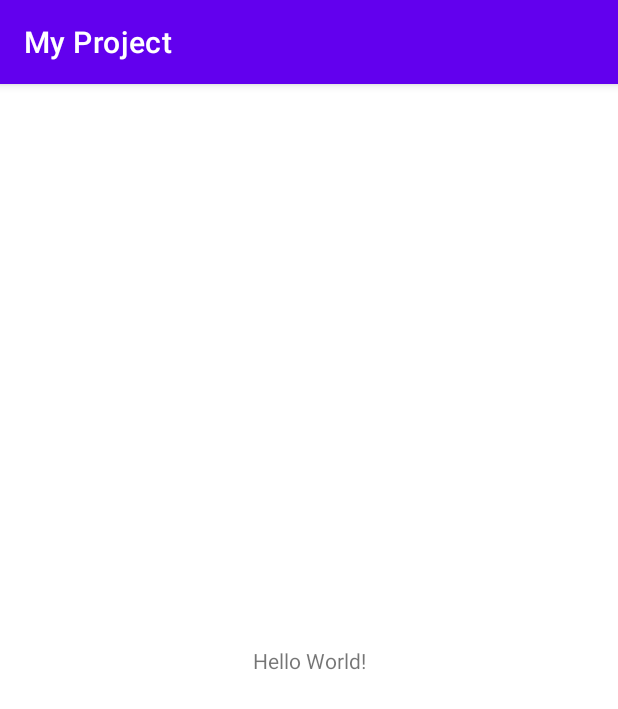
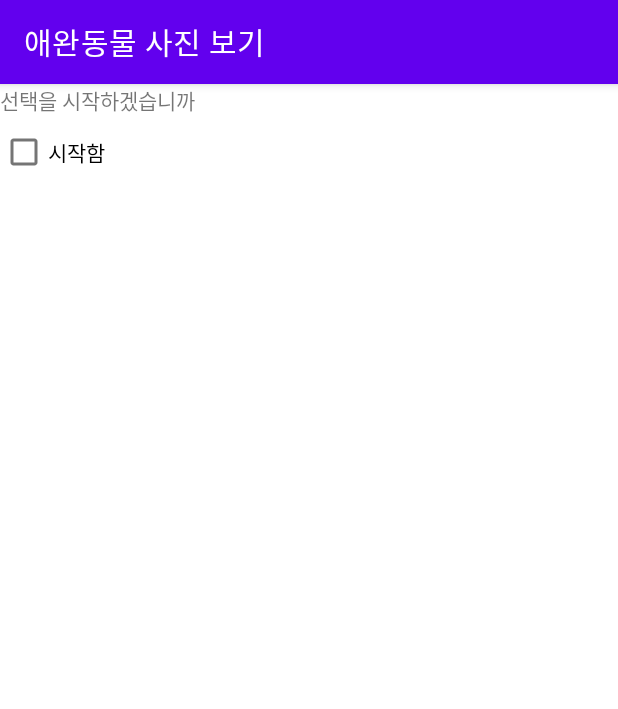
Before and after one commit to prich0707/project1, an Android app: the screen it shows after launch (MainActivity), on a phone screen of 412 x 824 dp. Shown: the top 709 px of the screen. Run offline under Robolectric (Android 15) with nearby library versions, the phone set to English and light mode, and no system bars.

Commit message:
init 초기상태 2021.7.14 by kiup

```diff
--- a/app/src/main/java/com/example/myproject/MainActivity.java
+++ b/app/src/main/java/com/example/myproject/MainActivity.java
@@ -3,12 +3,77 @@ package com.example.myproject;
 import androidx.appcompat.app.AppCompatActivity;
 
 import android.os.Bundle;
+import android.view.View;
+import android.widget.Button;
+import android.widget.CheckBox;
+import android.widget.CompoundButton;
+import android.widget.ImageView;
+import android.widget.RadioButton;
+import android.widget.RadioGroup;
+import android.widget.TextView;
+import android.widget.Toast;
+
 
 public class MainActivity extends AppCompatActivity {
 
+    TextView text1,text2;
+    CheckBox chkAgree;
+    RadioGroup Rgroup;
+    RadioButton Dog,Cat,Rabbit;
+    Button btn;
+    ImageView img;
     @Override
     protected void onCreate(Bundle savedInstanceState) {
         super.onCreate(savedInstanceState);
         setContentView(R.layout.activity_main);
+        setTitle("애완동물 사진 보기");
+
+        text1=findViewById(R.id.Text1);
+        chkAgree = findViewById(R.id.ChkAgree);
+
+        text2=findViewById(R.id.Text2);
+        Rgroup=findViewById(R.id.Rgroup);
+        Dog=findViewById(R.id.Dog);
+        Cat=findViewById(R.id.Cat);
+        Rabbit=findViewById(R.id.Rabbit);
+
+        btn=findViewById(R.id.Btn);
+        img=findViewById(R.id.Img);
+
+        chkAgree.setOnCheckedChangeListener(new CompoundButton.OnCheckedChangeListener() {
+            @Override
+            public void onCheckedChanged(CompoundButton buttonView, boolean isChecked) {
+                if(chkAgree.isChecked()==true){
+                    text2.setVisibility(View.VISIBLE);
+                    Rgroup.setVisibility(View.VISIBLE);
+                    btn.setVisibility(View.VISIBLE);
+                    img.setVisibility(View.VISIBLE);
+                }
+                else{
+                    text2.setVisibility(View.INVISIBLE);
+                    Rgroup.setVisibility(View.INVISIBLE);
+                    btn.setVisibility(View.INVISIBLE);
+                    img.setVisibility(View.INVISIBLE);
+                }
+            }
+        });
+
+        btn.setOnClickListener(new View.OnClickListener(){
+            public void onClick(View arg0){
+                switch (Rgroup.getCheckedRadioButtonId()){
+                    case R.id.Dog:
+                        img.setImageResource(R.drawable.dog);
+                        break;
+                    case R.id.Cat:
+                        img.setImageResource(R.drawable.cat);
+                        break;
+                    case R.id.Rabbit:
+                        img.setImageResource(R.drawable.rabbit);
+                        break;
+                    default:
+                        Toast.makeText(getApplicationContext(),"동물 먼저 선택하세요",Toast.LENGTH_SHORT).show();
+                }
+            }
+        });
     }
 }
--- a/app/src/main/res/layout/activity_main.xml
+++ b/app/src/main/res/layout/activity_main.xml
@@ -1,7 +1,7 @@
 <?xml version="1.0" encoding="utf-8"?>
-<androidx.constraintlayout.widget.ConstraintLayout xmlns:android="http://schemas.android.com/apk/res/android"
-    xmlns:app="http://schemas.android.com/apk/res-auto"
+<LinearLayout xmlns:android="http://schemas.android.com/apk/res/android"
     xmlns:tools="http://schemas.android.com/tools"
+    android:orientation="vertical"
     android:layout_width="match_parent"
     android:layout_height="match_parent"
     tools:context=".MainActivity">
@@ -9,10 +9,60 @@
     <TextView
         android:layout_width="wrap_content"
         android:layout_height="wrap_content"
-        android:text="Hello World!"
-        app:layout_constraintBottom_toBottomOf="parent"
-        app:layout_constraintLeft_toLeftOf="parent"
-        app:layout_constraintRight_toRightOf="parent"
-        app:layout_constraintTop_toTopOf="parent" />
+        android:id="@+id/Text1"
+        android:text="선택을 시작하겠습니까"/>
 
-</androidx.constraintlayout.widget.ConstraintLayout>
+    <CheckBox
+        android:layout_width="wrap_content"
+        android:layout_height="wrap_content"
+        android:id="@+id/ChkAgree"
+        android:text="시작함"/>
+    <TextView
+        android:layout_width="wrap_content"
+        android:layout_height="wrap_content"
+        android:text="좋아하는 애완동물은"
+        android:id="@+id/Text2"
+        android:visibility="invisible"/>
+
+    <RadioGroup
+        android:layout_width="wrap_content"
+        android:layout_height="wrap_content"
+        android:id="@+id/Rgroup"
+        android:visibility="invisible">
+
+        <RadioButton
+            android:layout_width="wrap_content"
+            android:layout_height="wrap_content"
+            android:id="@+id/Dog"
+            android:text="강아지"/>
+
+        <RadioButton
+            android:layout_width="wrap_content"
+            android:layout_height="wrap_content"
+            android:id="@+id/Cat"
+            android:text="고양이"/>
+
+        <RadioButton
+            android:layout_width="wrap_content"
+            android:layout_height="wrap_content"
+            android:id="@+id/Rabbit"
+            android:text=" 토끼"/>
+    </RadioGroup>
+
+    <Button
+        android:layout_width="wrap_content"
+        android:layout_height="wrap_content"
+        android:id="@+id/Btn"
+        android:text="선택완료"
+        android:visibility="invisible"/>
+
+    <ImageView
+        android:layout_width="wrap_content"
+        android:layout_height="wrap_content"
+        android:id="@+id/Img"
+        android:visibility="invisible"/>
+
+
+
+
+</LinearLayout>
```
Also changed, not shown: app/src/main/res/drawable/cat.jpg (added), app/src/main/res/drawable/dog.jpg (added), app/src/main/res/drawable/rabbit.jpg (added).
